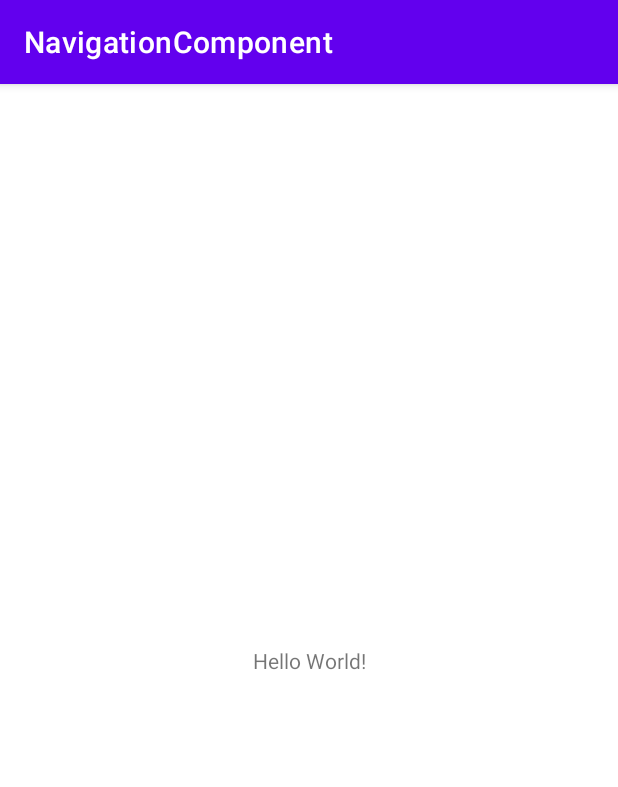
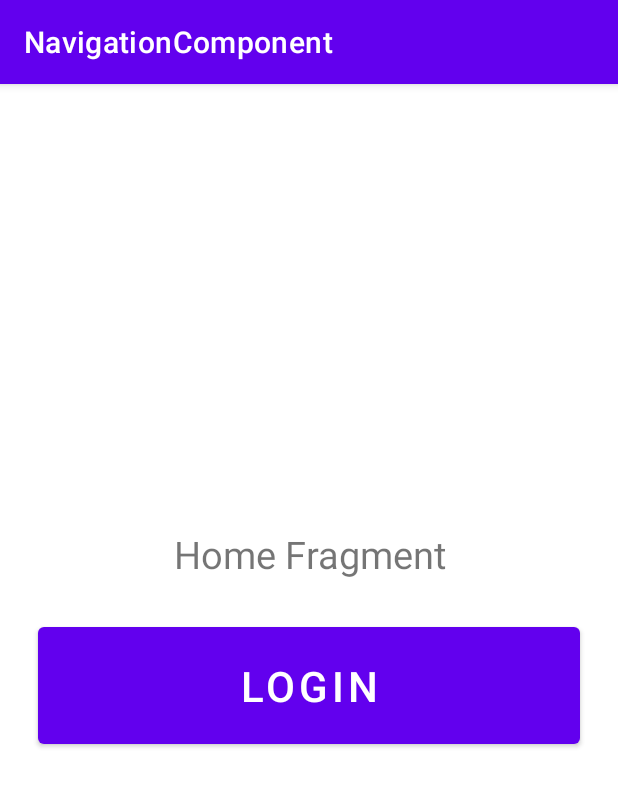
Before and after one commit to ski96277/NavigationComponent, an Android app: the screen it shows after launch (MainActivity), on a phone screen of 412 x 824 dp. Shown: the top 787 px of the screen. Run offline under Robolectric (Android 15) with nearby library versions, the phone set to English and light mode, and no system bars.

```diff
--- a/app/build.gradle
+++ b/app/build.gradle
@@ -3,6 +3,7 @@ plugins {
     id 'com.android.application'
     id 'kotlin-android'
     id "androidx.navigation.safeargs.kotlin"
+    id 'kotlin-android-extensions'
 
 
 }
@@ -38,6 +39,7 @@ android {
 
 dependencies {
 
+    implementation 'androidx.legacy:legacy-support-v4:1.0.0'
     def nav_version = "2.3.1"
 
     implementation "org.jetbrains.kotlin:kotlin-stdlib:$kotlin_version"
--- /dev/null
+++ b/app/src/main/java/live/qtech/navigationcomponent/HomeFragment.kt
@@ -0,0 +1,33 @@
+package live.qtech.navigationcomponent
+
+import android.os.Bundle
+import androidx.fragment.app.Fragment
+import android.view.LayoutInflater
+import android.view.View
+import android.view.ViewGroup
+import androidx.navigation.fragment.findNavController
+import kotlinx.android.synthetic.main.fragment_home.*
+
+
+class HomeFragment : Fragment() {
+
+    override fun onCreateView(
+        inflater: LayoutInflater, container: ViewGroup?,
+        savedInstanceState: Bundle?
+    ): View? {
+
+        return inflater.inflate(R.layout.fragment_home, container, false)
+
+    }
+
+    override fun onViewCreated(view: View, savedInstanceState: Bundle?) {
+        super.onViewCreated(view, savedInstanceState)
+        button_login.setOnClickListener {
+            val action = HomeFragmentDirections.actionHomeFragmentToLoginFragment()
+
+            findNavController().navigate(action)
+        }
+
+
+    }
+}
--- a/app/src/main/java/live/qtech/navigationcomponent/MainActivity.kt
+++ b/app/src/main/java/live/qtech/navigationcomponent/MainActivity.kt
@@ -1,7 +1,7 @@
 package live.qtech.navigationcomponent
 
+import android.os.Bundle
 import androidx.appcompat.app.AppCompatActivity
-import android.os.Bundle
 
 class MainActivity : AppCompatActivity() {
     override fun onCreate(savedInstanceState: Bundle?) {
--- /dev/null
+++ b/app/src/main/res/anim/slide_in_left.xml
@@ -0,0 +1,7 @@
+<?xml version="1.0" encoding="utf-8"?>
+<set xmlns:android="http://schemas.android.com/apk/res/android">
+    <translate
+        android:duration="200"
+        android:fromXDelta="-100%"
+        android:toXDelta="0%" />
+</set>
--- /dev/null
+++ b/app/src/main/res/anim/slide_in_right.xml
@@ -0,0 +1,7 @@
+<?xml version="1.0" encoding="utf-8"?>
+<set xmlns:android="http://schemas.android.com/apk/res/android">
+    <translate
+        android:duration="200"
+        android:fromXDelta="100%"
+        android:toXDelta="0%" />
+</set>
--- /dev/null
+++ b/app/src/main/res/anim/slide_out_left.xml
@@ -0,0 +1,7 @@
+<?xml version="1.0" encoding="utf-8"?>
+<set xmlns:android="http://schemas.android.com/apk/res/android">
+    <translate
+        android:duration="200"
+        android:fromXDelta="0%"
+        android:toXDelta="-100%" />
+</set>
--- /dev/null
+++ b/app/src/main/res/anim/slide_out_right.xml
@@ -0,0 +1,7 @@
+<?xml version="1.0" encoding="utf-8"?>
+<set xmlns:android="http://schemas.android.com/apk/res/android">
+    <translate
+        android:duration="200"
+        android:fromXDelta="0%"
+        android:toXDelta="100%" />
+</set>
--- a/app/src/main/res/layout/activity_main.xml
+++ b/app/src/main/res/layout/activity_main.xml
@@ -6,13 +6,12 @@
     android:layout_height="match_parent"
     tools:context=".MainActivity">
 
-    <TextView
-        android:layout_width="wrap_content"
-        android:layout_height="wrap_content"
-        android:text="Hello World!"
-        app:layout_constraintBottom_toBottomOf="parent"
-        app:layout_constraintLeft_toLeftOf="parent"
-        app:layout_constraintRight_toRightOf="parent"
-        app:layout_constraintTop_toTopOf="parent" />
+    <androidx.fragment.app.FragmentContainerView
+        android:id="@+id/nav_host_fragment"
+        android:name="androidx.navigation.fragment.NavHostFragment"
+        android:layout_width="match_parent"
+        android:layout_height="match_parent"
+        app:defaultNavHost="true"
+        app:navGraph="@navigation/nav_graph" />
 
 </androidx.constraintlayout.widget.ConstraintLayout>
--- /dev/null
+++ b/app/src/main/res/layout/fragment_home.xml
@@ -0,0 +1,28 @@
+<?xml version="1.0" encoding="utf-8"?>
+<LinearLayout xmlns:android="http://schemas.android.com/apk/res/android"
+    xmlns:tools="http://schemas.android.com/tools"
+    android:layout_width="match_parent"
+    android:layout_height="match_parent"
+    android:layout_gravity="center"
+    android:gravity="center"
+    android:orientation="vertical"
+    tools:context=".HomeFragment">
+
+    <!-- TODO: Update blank fragment layout -->
+    <TextView
+        android:layout_width="match_parent"
+        android:layout_height="wrap_content"
+        android:gravity="center"
+        android:text="@string/hello_blank_fragment"
+        android:textSize="25sp" />
+
+    <Button
+        android:id="@+id/button_login"
+        android:layout_width="match_parent"
+        android:layout_height="wrap_content"
+        android:layout_margin="25sp"
+        android:padding="20dp"
+        android:text="Login"
+        android:textSize="28sp" />
+
+</LinearLayout>
--- /dev/null
+++ b/app/src/main/res/navigation/nav_graph.xml
@@ -0,0 +1,26 @@
+<?xml version="1.0" encoding="utf-8"?>
+<navigation xmlns:android="http://schemas.android.com/apk/res/android"
+    xmlns:app="http://schemas.android.com/apk/res-auto"
+    xmlns:tools="http://schemas.android.com/tools"
+    android:id="@+id/nav_graph"
+    app:startDestination="@id/homeFragment">
+
+    <fragment
+        android:id="@+id/homeFragment"
+        android:name="live.qtech.navigationcomponent.HomeFragment"
+        android:label="fragment_home"
+        tools:layout="@layout/fragment_home" >
+        <action
+            android:id="@+id/action_homeFragment_to_loginFragment"
+            app:destination="@id/loginFragment"
+            app:enterAnim="@anim/slide_in_right"
+            app:exitAnim="@anim/slide_out_left"
+            app:popEnterAnim="@anim/slide_in_left"
+            app:popExitAnim="@anim/slide_out_right" />
+    </fragment>
+    <fragment
+        android:id="@+id/loginFragment"
+        android:name="live.qtech.navigationcomponent.LoginFragment"
+        android:label="fragment_login"
+        tools:layout="@layout/fragment_login" />
+</navigation>
--- a/app/src/main/res/values/strings.xml
+++ b/app/src/main/res/values/strings.xml
@@ -1,3 +1,5 @@
 <resources>
     <string name="app_name">NavigationComponent</string>
+    <!-- TODO: Remove or change this placeholder text -->
+    <string name="hello_blank_fragment">Home Fragment</string>
 </resources>
```
Also changed, not shown: app/src/main/java/live/qtech/navigationcomponent/LoginFragment.kt (added, +19 -0 lines), app/src/main/res/anim/slide_in_bottom.xml (added, +7 -0 lines), app/src/main/res/anim/slide_in_top.xml (added, +7 -0 lines), app/src/main/res/anim/slide_out_bottom.xml (added, +7 -0 lines), app/src/main/res/anim/slide_out_top.xml (added, +8 -0 lines), app/src/main/res/layout/fragment_login.xml (added, +36 -0 lines).
